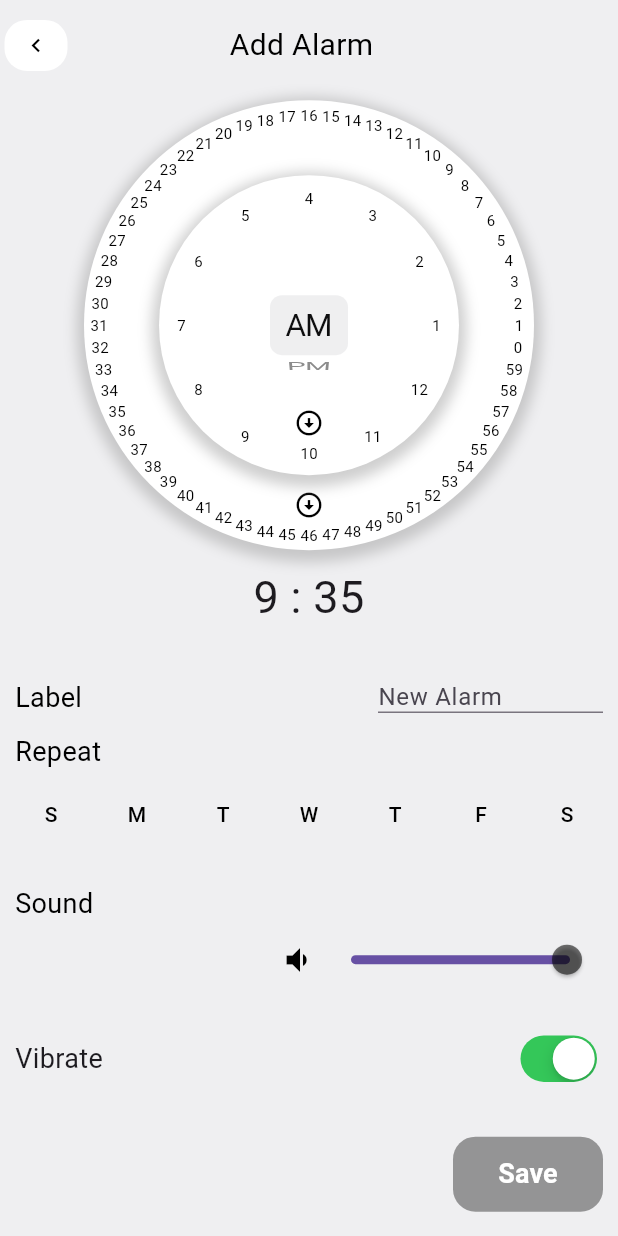
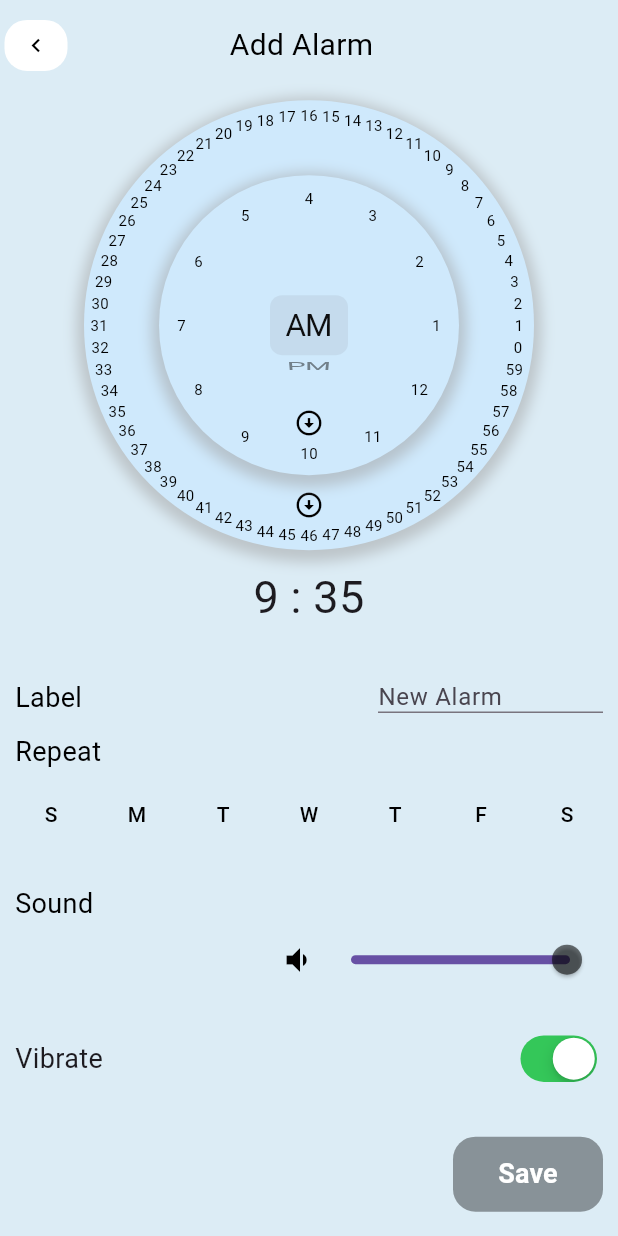
Before and after one commit to inshadaliqbal/MinimalAlarm, a Flutter app: the screen it shows after launch, after a tap on the "add" icon, on a phone screen of 412 x 824 dp. Run offline on Flutter 3.47's test engine with Material 3 defaults, Android fonts, the phone set to English and light mode, and no system bars; our stand-ins replace file_picker, flutter_swipe_action_cell, permission_handler, rflutter_alert; missing offline and left inert: flutter_analog_clock, periodic_alarm, slide_digital_clock.

Commit message:
Fixing UI

```diff
--- a/lib/alarmsetpage.dart
+++ b/lib/alarmsetpage.dart
@@ -56,7 +56,7 @@ class _AlarmSetState extends State<AlarmSet> {
         return MainEngine();
       },
       child: Scaffold(
-        backgroundColor: const Color(0xFFEFEFF1),
+        backgroundColor: const Color(0xFFFDCECF5),
         body: SafeArea(
           child: Column(
             mainAxisAlignment: MainAxisAlignment.spaceAround,
--- a/lib/buttons.dart
+++ b/lib/buttons.dart
@@ -47,6 +47,9 @@ class AlarmCardMainButton extends StatelessWidget {
   @override
   Widget build(BuildContext context) {
     return CupertinoSwitch(
+      trackColor: Colors.white38,
+      thumbColor: Colors.blueGrey,
+      activeColor: Colors.white,
         value: isActiveValue,
         onChanged: (bool newValue) {
           onChangedFunction();
--- a/lib/imported_widget.dart
+++ b/lib/imported_widget.dart
@@ -51,7 +51,7 @@ class _RotatableDial1State extends State<RotatableDial1> {
         height: 300.0,
         decoration: BoxDecoration(
           shape: BoxShape.circle,
-          color: Colors.white,
+          color: Color(0xFFCFE9FC),
           boxShadow: [
             BoxShadow(
               color: Colors.grey.withOpacity(0.5),
@@ -161,7 +161,7 @@ class _RotatableDialState extends State<RotatableDial> {
         height: 200.0,
         decoration: BoxDecoration(
           shape: BoxShape.circle,
-          color: Colors.white,
+          color: Color(0xFFCFE9FC),
           boxShadow: [
             BoxShadow(
               color: Colors.grey.withOpacity(0.5),
@@ -228,13 +228,17 @@ class AnalogClockContainer extends StatelessWidget {
   Widget build(BuildContext context) {
     return Center(
       child: Container(
-        margin: const EdgeInsets.all(20.0),
+        margin: const EdgeInsets.symmetric(horizontal: 40.0,vertical: 20.0),
         decoration: AnalogClockDecoration(),
         child: const AnalogClock(
-          dialColor: null,
+          hourHandLengthFactor: 0.8,
+          hourHandWidthFactor: 0.5,
+          minuteHandLengthFactor: 0.8,
+          secondHandLengthFactor: 0.9,
+          dialColor: Color(0xFFCFE9FC),
           markingColor: null,
           hourNumberColor: null,
-          secondHandColor: null,
+          secondHandColor: Colors.redAccent,
         ),
       ),
     );
--- a/lib/style.dart
+++ b/lib/style.dart
@@ -2,27 +2,35 @@ import 'package:flutter/material.dart';
 
 BoxDecoration AnalogClockDecoration() {
   return BoxDecoration(
-      border: Border.all(
-        width: 10.0,
-        color: Colors.white70,
+      // border: Border.all(
+      //   width: 10.0,
+      //   color: Colors.white70,
+      // ),
+      borderRadius: BorderRadius.circular(200),
+    boxShadow: [
+      BoxShadow(
+        color: Colors.grey.withOpacity(0.5),
+        spreadRadius: 5,
+        blurRadius: 7,
+        offset: Offset(0, 3), // changes position of shadow
       ),
-      borderRadius: BorderRadius.circular(100),
-      boxShadow: [
-        const BoxShadow(
-            color: Colors.white10, spreadRadius: 1.0, blurRadius: 20.0)
-      ]);
+    ],);
 }
-
 
 BoxDecoration AlarmCardDecoration() {
   return BoxDecoration(
-      borderRadius: BorderRadius.circular(20), color: Colors.white);
+    // boxShadow: [
+    //   const BoxShadow(
+    //       color: Colors.black38, spreadRadius: .5, blurRadius: 0.5)
+    // ],
+    borderRadius: BorderRadius.circular(20),
+    color: Color(0xFFBAD8EB),
+  );
 }
 
 ButtonStyle KAlarmSetDayButtonStyle = ButtonStyle(
   minimumSize: MaterialStateProperty.all(const Size(30, 30)),
-  padding: MaterialStateProperty.all(
-      EdgeInsets.zero), // Set padding to zero
+  padding: MaterialStateProperty.all(EdgeInsets.zero), // Set padding to zero
 );
 
 final kAlarmSetSaveButtonStyle = TextButton.styleFrom(
--- a/lib/welcomepage.dart
+++ b/lib/welcomepage.dart
@@ -14,8 +14,19 @@ class Malarm extends StatelessWidget {
   @override
   Widget build(BuildContext context) {
     return Scaffold(
+      appBar: AppBar(
+        elevation: 0,
+        backgroundColor: Color(0xFFFDCECF5),
+        title: Center(
+          child: Text(
+            'Alarm',
+            style:
+                TextStyle(fontSize: 20, color: Colors.black, letterSpacing: 2),
+          ),
+        ),
+      ),
       floatingActionButton: const FAButton(),
-      backgroundColor: const Color(0xFFEFEFF1),
+      backgroundColor: const Color(0xFFFDCECF5),
       body: Column(
         children: [
           const AnalogClockContainer(),
```
Also changed, not shown: lib/provider_engine.dart (+15 -10 lines).
